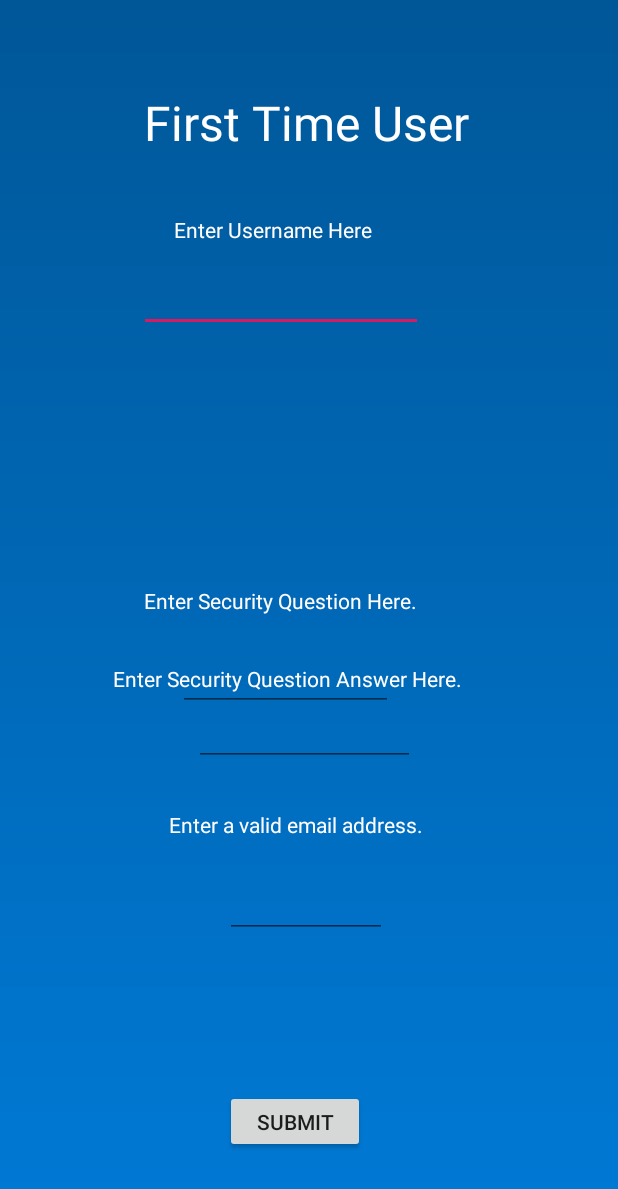
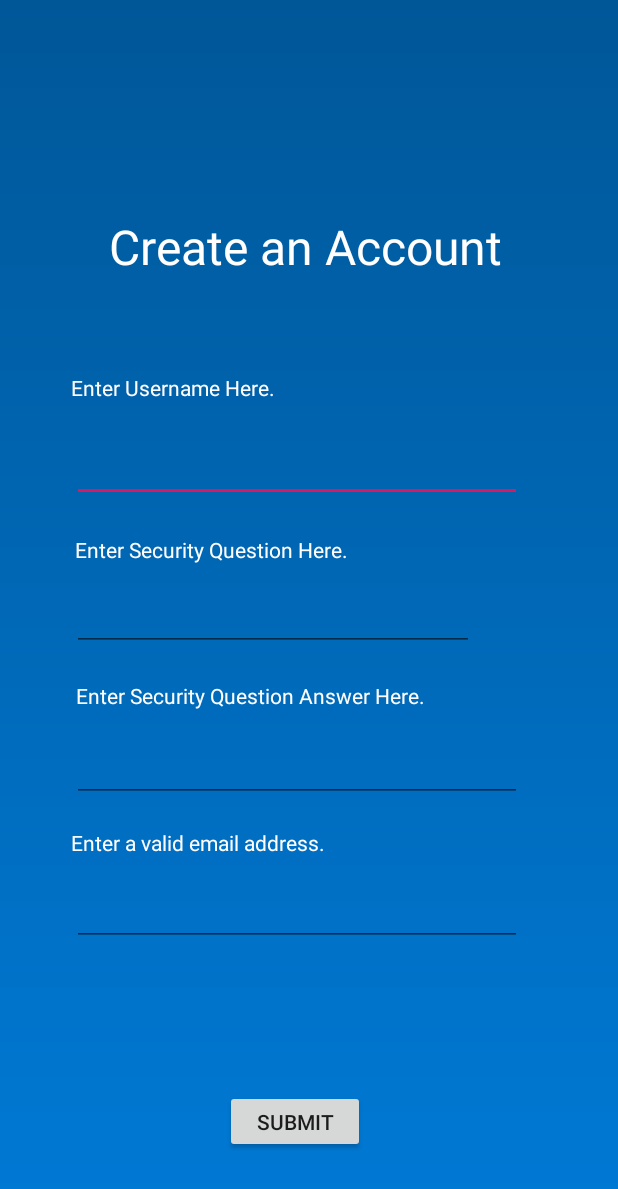
Before and after one commit to Bshuryan/SophProj, an Android app: the FirstTimeUser screen opened directly, with no data from a screen before it, on a phone screen of 412 x 824 dp. Shown: the top 1189 px of the screen. Run offline under Robolectric (Android 15) with nearby library versions, the phone set to English and light mode, and no system bars.

Commit message:
Fixing GUI issues
-First time user page now displays properly, doesn't cut off any words
-Added home buttons to all vault pages

```diff
--- a/app/src/main/res/layout/activity_first_time_user.xml
+++ b/app/src/main/res/layout/activity_first_time_user.xml
@@ -9,107 +9,101 @@
 
     <TextView
         android:id="@+id/textView2"
-        android:layout_width="348dp"
-        android:layout_height="38dp"
-        android:layout_marginStart="16dp"
-        android:layout_marginLeft="16dp"
-        android:layout_marginTop="143dp"
-        android:layout_marginEnd="16dp"
-        android:layout_marginRight="16dp"
-        android:layout_marginBottom="550dp"
-        android:text="                              Enter Username Here"
+        android:layout_width="187dp"
+        android:layout_height="28dp"
+        android:layout_marginStart="47dp"
+        android:layout_marginLeft="47dp"
+        android:layout_marginTop="202dp"
+        android:layout_marginEnd="177dp"
+        android:layout_marginRight="177dp"
+        android:layout_marginBottom="501dp"
+        android:text="Enter Username Here."
         android:textColor="@android:color/white"
         app:layout_constraintBottom_toBottomOf="parent"
         app:layout_constraintEnd_toEndOf="parent"
-        app:layout_constraintHorizontal_bias="0.0"
         app:layout_constraintStart_toStartOf="parent"
-        app:layout_constraintTop_toTopOf="parent"
-        app:layout_constraintVertical_bias="0.0" />
+        app:layout_constraintTop_toTopOf="parent" />
 
     <EditText
         android:id="@+id/editText1"
-        android:layout_width="189dp"
-        android:layout_height="29dp"
-        android:layout_marginStart="50dp"
-        android:layout_marginLeft="50dp"
-        android:layout_marginTop="192dp"
-        android:layout_marginEnd="130dp"
-        android:layout_marginRight="130dp"
-        android:layout_marginBottom="465dp"
+        android:layout_width="300dp"
+        android:layout_height="44dp"
+        android:layout_marginStart="47dp"
+        android:layout_marginLeft="47dp"
+        android:layout_marginTop="244dp"
+        android:layout_marginEnd="64dp"
+        android:layout_marginRight="64dp"
+        android:layout_marginBottom="443dp"
         android:ems="10"
         android:inputType="textPersonName"
         android:text=""
         app:layout_constraintBottom_toBottomOf="parent"
         app:layout_constraintEnd_toEndOf="parent"
-        app:layout_constraintHorizontal_bias="1.0"
         app:layout_constraintStart_toStartOf="parent"
-        app:layout_constraintTop_toTopOf="parent"
-        app:layout_constraintVertical_bias="0.0" />
+        app:layout_constraintTop_toTopOf="parent" />
 
     <TextView
         android:id="@+id/textView3"
         android:layout_width="wrap_content"
-        android:layout_height="33dp"
-        android:layout_marginStart="96dp"
-        android:layout_marginLeft="96dp"
-        android:layout_marginTop="264dp"
-        android:layout_marginBottom="390dp"
+        android:layout_height="23dp"
+        android:layout_marginStart="48dp"
+        android:layout_marginLeft="48dp"
+        android:layout_marginTop="310dp"
+        android:layout_marginEnd="178dp"
+        android:layout_marginRight="178dp"
+        android:layout_marginBottom="398dp"
         android:text="Enter Security Question Here."
         android:textColor="@android:color/white"
         app:layout_constraintBottom_toBottomOf="parent"
+        app:layout_constraintEnd_toEndOf="parent"
         app:layout_constraintStart_toStartOf="parent"
-        app:layout_constraintTop_toTopOf="parent"
-        app:layout_constraintVertical_bias="0.928" />
+        app:layout_constraintTop_toTopOf="parent" />
 
     <EditText
         android:id="@+id/editText2"
-        android:layout_width="143dp"
-        android:layout_height="40dp"
-        android:layout_marginStart="32dp"
-        android:layout_marginLeft="32dp"
-        android:layout_marginTop="284dp"
-        android:layout_marginEnd="150dp"
-        android:layout_marginRight="150dp"
-        android:layout_marginBottom="350dp"
+        android:layout_width="268dp"
+        android:layout_height="43dp"
+        android:layout_marginStart="47dp"
+        android:layout_marginLeft="47dp"
+        android:layout_marginTop="344dp"
+        android:layout_marginEnd="96dp"
+        android:layout_marginRight="96dp"
+        android:layout_marginBottom="344dp"
         android:ems="5"
         android:inputType="textPersonName"
         android:text=""
         app:layout_constraintBottom_toBottomOf="parent"
         app:layout_constraintEnd_toEndOf="parent"
-        app:layout_constraintHorizontal_bias="1.0"
         app:layout_constraintStart_toStartOf="parent"
-        app:layout_constraintTop_toTopOf="parent"
-        app:layout_constraintVertical_bias="1.0" />
+        app:layout_constraintTop_toTopOf="parent" />
 
     <TextView
         android:id="@+id/textView4"
-        android:layout_width="339dp"
-        android:layout_height="24dp"
-        android:layout_marginStart="32dp"
-        android:layout_marginLeft="32dp"
-        android:layout_marginTop="356dp"
-        android:layout_marginEnd="142dp"
-        android:layout_marginRight="142dp"
+        android:layout_width="309dp"
+        android:layout_height="19dp"
+        android:layout_marginStart="47dp"
+        android:layout_marginLeft="47dp"
+        android:layout_marginTop="403dp"
+        android:layout_marginEnd="55dp"
+        android:layout_marginRight="55dp"
         android:layout_marginBottom="300dp"
-        android:text="                  Enter Security Question Answer Here."
+        android:text=" Enter Security Question Answer Here."
         android:textColor="@android:color/white"
         app:layout_constraintBottom_toBottomOf="parent"
         app:layout_constraintEnd_toEndOf="parent"
-        app:layout_constraintHorizontal_bias="0.166"
         app:layout_constraintStart_toStartOf="parent"
-        app:layout_constraintTop_toTopOf="parent"
-        app:layout_constraintVertical_bias="0.6" />
+        app:layout_constraintTop_toTopOf="parent" />
 
     <EditText
         android:id="@+id/editText3"
-        android:layout_width="147dp"
-        android:layout_height="wrap_content"
-        android:layout_marginStart="125dp"
-        android:layout_marginLeft="125dp"
-        android:layout_marginTop="392dp"
-        android:layout_marginEnd="132dp"
-        android:layout_marginRight="132dp"
-        android:layout_marginBottom="240dp"
+        android:layout_width="300dp"
+        android:layout_height="52dp"
+        android:layout_marginStart="47dp"
+        android:layout_marginLeft="47dp"
+        android:layout_marginTop="444dp"
+        android:layout_marginEnd="64dp"
+        android:layout_marginRight="64dp"
+        android:layout_marginBottom="251dp"
         android:ems="10"
         android:inputType="textPersonName"
         android:text=""
@@ -120,23 +114,21 @@
 
     <TextView
         android:id="@+id/textView5"
-        android:layout_width="219dp"
+        android:layout_width="266dp"
         android:layout_height="48dp"
-        android:layout_marginStart="96dp"
-        android:layout_marginLeft="96dp"
-        android:layout_marginTop="60dp"
-        android:layout_marginEnd="8dp"
-        android:layout_marginRight="8dp"
-        android:layout_marginBottom="628dp"
-        android:text="First Time User"
+        android:layout_marginStart="72dp"
+        android:layout_marginLeft="72dp"
+        android:layout_marginTop="96dp"
+        android:layout_marginEnd="73dp"
+        android:layout_marginRight="73dp"
+        android:layout_marginBottom="587dp"
+        android:text="Create an Account"
         android:textColor="@android:color/white"
         android:textSize="32dp"
         app:layout_constraintBottom_toBottomOf="parent"
         app:layout_constraintEnd_toEndOf="parent"
-        app:layout_constraintHorizontal_bias="0.0"
         app:layout_constraintStart_toStartOf="parent"
-        app:layout_constraintTop_toTopOf="parent"
-        app:layout_constraintVertical_bias="0.0" />
+        app:layout_constraintTop_toTopOf="parent" />
 
     <Button
         android:id="@+id/button"
@@ -160,14 +152,14 @@
 
     <TextView
         android:id="@+id/textView7"
-        android:layout_width="242dp"
+        android:layout_width="189dp"
         android:layout_height="26dp"
-        android:layout_marginStart="112dp"
-        android:layout_marginLeft="112dp"
-        android:layout_marginTop="457dp"
-        android:layout_marginEnd="57dp"
-        android:layout_marginRight="57dp"
-        android:layout_marginBottom="175dp"
+        android:layout_marginStart="47dp"
+        android:layout_marginLeft="47dp"
+        android:layout_marginTop="505dp"
+        android:layout_marginEnd="175dp"
+        android:layout_marginRight="175dp"
+        android:layout_marginBottom="200dp"
         android:text="Enter a valid email address."
         android:textColor="@android:color/white"
         app:layout_constraintBottom_toBottomOf="parent"
@@ -177,19 +169,18 @@
 
     <EditText
         android:id="@+id/editText4"
-        android:layout_width="108dp"
-        android:layout_height="34dp"
-        android:layout_marginStart="150dp"
-        android:layout_marginLeft="150dp"
-        android:layout_marginTop="515dp"
-        android:layout_marginEnd="140dp"
-        android:layout_marginRight="140dp"
-        android:layout_marginBottom="25dp"
+        android:layout_width="300dp"
+        android:layout_height="40dp"
+        android:layout_marginStart="47dp"
+        android:layout_marginLeft="47dp"
+        android:layout_marginTop="544dp"
+        android:layout_marginEnd="64dp"
+        android:layout_marginRight="64dp"
+        android:layout_marginBottom="147dp"
         android:ems="10"
         android:inputType="textEmailAddress"
-        app:layout_constraintBottom_toTopOf="@+id/button"
+        app:layout_constraintBottom_toBottomOf="parent"
         app:layout_constraintEnd_toEndOf="parent"
-        app:layout_constraintHorizontal_bias="0.0"
         app:layout_constraintStart_toStartOf="parent"
         app:layout_constraintTop_toTopOf="parent" />
 
```
Also changed, not shown: app/src/main/java/com/example/csi_app/Vault.java (+7 -20 lines), app/src/main/java/com/example/csi_app/Vault2.java (+6 -12 lines), app/src/main/java/com/example/csi_app/Vault3.java (+5 -10 lines), app/src/main/res/layout/activity_vault.xml (+19 -1 lines), app/src/main/res/layout/activity_vault2.xml (+18 -0 lines), app/src/main/res/layout/activity_vault3.xml (+18 -0 lines).
